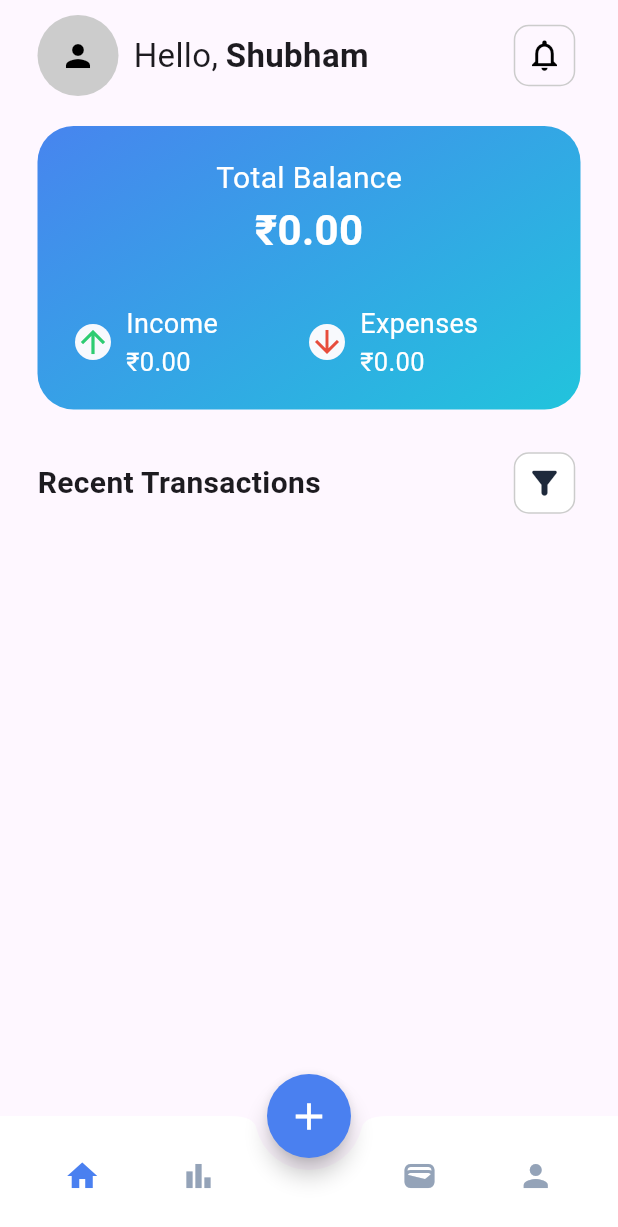
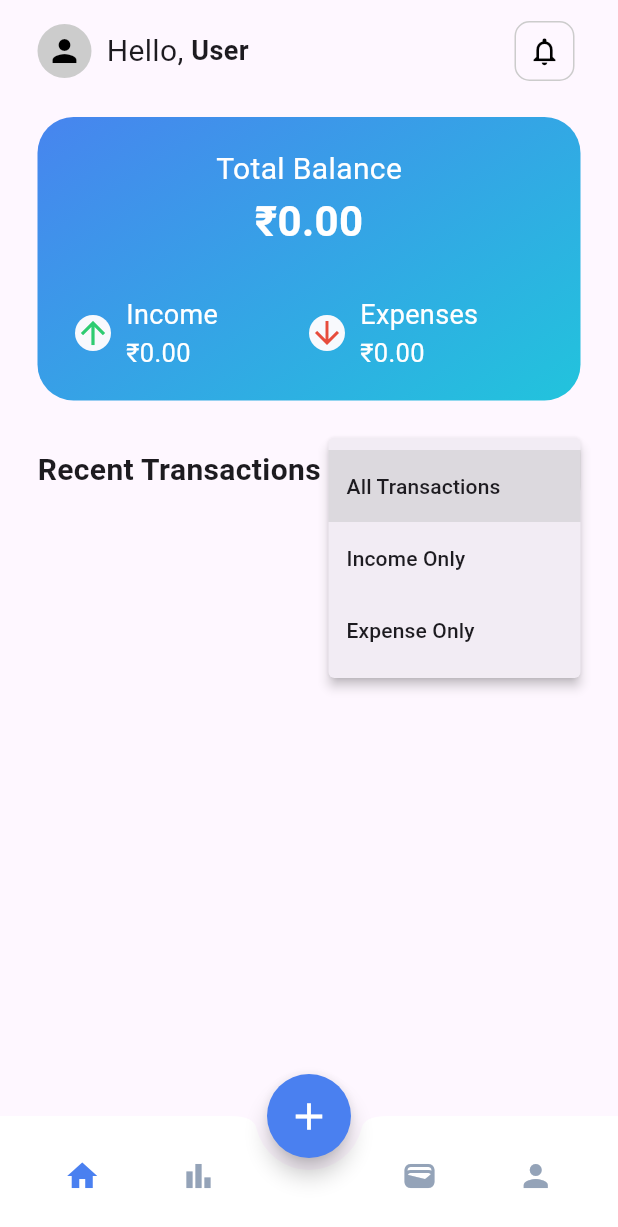
Before and after one commit to ShubhamSharma170/expenses_tracker, a Flutter app: the screen it shows once a user with an empty profile is signed in, after a tap on the "filter alt" icon, on a phone screen of 412 x 824 dp. Shown: the top 1227 px of the screen. Run offline on Flutter 3.47's test engine with Material 3 defaults, Android fonts, the phone set to English and light mode, and no system bars; our stand-ins replace cloud_firestore, firebase_auth, firebase_core; accounts and stored records are empty.

Commit message:
Add dynamic user greeting and transaction type filters

```diff
--- a/lib/provider/transaction_provider.dart
+++ b/lib/provider/transaction_provider.dart
@@ -4,11 +4,14 @@ import 'package:exppence_tracker/services/firebase_services.dart';
 import 'package:firebase_auth/firebase_auth.dart';
 import 'package:flutter/material.dart';
 
+enum TransactionFilter { all, income, expense } // [NEW]
+
 class TransactionProvider with ChangeNotifier {
   final FirestoreServices _firestoreServices = FirestoreServices();
   final FirebaseAuth _auth = FirebaseAuth.instance;
 
   List<TransactionModel> _transactions = [];
+  TransactionFilter _selectedFilter = TransactionFilter.all; // [NEW]
   StreamSubscription<List<TransactionModel>>? _transactionSubscription;
   StreamSubscription<User?>? _authSubscription;
 
@@ -21,13 +24,47 @@ class TransactionProvider with ChangeNotifier {
         // Clear previous user's data and stop listening on logout
         _transactionSubscription?.cancel();
         _transactions = [];
+        _selectedFilter = TransactionFilter.all; // [NEW]
         notifyListeners();
       }
     });
   }
 
-  // Return an unmodifiable list to prevent accidental external mutations
+  // Return an unmodifiable list of all transactions
   List<TransactionModel> get transactions => List.unmodifiable(_transactions);
+
+  TransactionFilter get selectedFilter => _selectedFilter; // [NEW]
+
+  // Return transactions filtered by the active filter option // [NEW]
+  List<TransactionModel> get filteredTransactions {
+    switch (_selectedFilter) {
+      case TransactionFilter.income:
+        return List.unmodifiable(
+          _transactions.where(
+            (item) => item.type == TransactionType.income,
+          ), // [NEW]
+        ); // [NEW]
+      case TransactionFilter.expense: // [NEW]
+        return List.unmodifiable(
+          // [NEW]
+          _transactions.where(
+            (item) => item.type == TransactionType.expense,
+          ), // [NEW]
+        ); // [NEW]
+      case TransactionFilter.all: // [NEW]
+        return List.unmodifiable(_transactions); // [NEW]
+    }
+  }
+
+  // Update the active transaction filter and rebuild listeners // [NEW]
+  void setFilter(TransactionFilter filter) {
+    // [NEW]
+    if (_selectedFilter != filter) {
+      // [NEW]
+      _selectedFilter = filter; // [NEW]
+      notifyListeners(); // [NEW]
+    } // [NEW]
+  } // [NEW]
 
   // Calculate total income from the current user's transactions
   double get totalIncome {
@@ -62,8 +99,8 @@ class TransactionProvider with ChangeNotifier {
     final uid = _auth.currentUser?.uid;
     if (uid == null) return;
 
-    final removedTx = _transactions[index];
-    _transactions.removeAt(index);
+    final removedTx = filteredTransactions[index]; // [UPDATED]
+    _transactions.removeWhere((tx) => tx.id == removedTx.id); // [UPDATED]
     notifyListeners();
 
     if (removedTx.id.isNotEmpty) {
@@ -80,8 +117,9 @@ class TransactionProvider with ChangeNotifier {
   // Subscribe to real-time transaction updates for the given user UID
   void listenToTransactions(String uid) {
     _transactionSubscription?.cancel();
-    _transactionSubscription =
-        _firestoreServices.getTransactions(uid).listen((updatedList) {
+    _transactionSubscription = _firestoreServices.getTransactions(uid).listen((
+      updatedList,
+    ) {
       _transactions = updatedList;
       notifyListeners();
     });
--- a/lib/screen/home.dart
+++ b/lib/screen/home.dart
@@ -22,9 +22,14 @@ class _HomeScreenState extends State<HomeScreen> {
   @override
   Widget build(BuildContext context) {
     var mq = MediaQuery.of(context).size.width;
+    final authProvider = context.watch<AuthClassProvider>();
+    final displayName = authProvider.userName.isNotEmpty
+        ? authProvider.userName
+        : "User";
 
     final txProvider = context.watch<TransactionProvider>();
-    final transactions = txProvider.transactions;
+    final transactions = txProvider
+        .filteredTransactions; // Use filtered transactions based on the selected filter
     return Scaffold(
       body: SafeArea(
         child: Container(
@@ -36,10 +41,11 @@ class _HomeScreenState extends State<HomeScreen> {
               Row(
                 mainAxisAlignment: MainAxisAlignment.spaceBetween,
                 children: [
-                  Row(
+                  Expanded(
+                    child: Row(
                       children: [
                         CircleAvatar(
-                        radius: 27,
+                          radius: 18,
                           backgroundColor: AppColors.grey,
                           child: Icon(
                             Icons.person,
@@ -48,16 +54,21 @@ class _HomeScreenState extends State<HomeScreen> {
                           ),
                         ),
                         SizedBox(width: 10),
-                      Text("Hello,", style: TextStyle(fontSize: 22)),
+                        Text("Hello,", style: TextStyle(fontSize: 20)),
                         SizedBox(width: 5),
-                      Text(
-                        "Shubham",
+                        Flexible(
+                          child: Text(
+                            displayName,
+                            maxLines: 1,
+                            overflow: TextOverflow.ellipsis,
                             style: TextStyle(
-                          fontSize: 22,
+                              fontSize: 18,
                               fontWeight: FontWeight.bold,
                             ),
                           ),
+                        ),
                       ],
+                    ),
                   ),
                   SizedBox(width: 10),
                   IconButton(
@@ -73,7 +84,7 @@ class _HomeScreenState extends State<HomeScreen> {
                     onPressed: () async {
                       await context.read<AuthClassProvider>().logout();
                     },
-                    icon: Icon(Icons.notifications_none_outlined, size: 25),
+                    icon: Icon(Icons.notifications_none_outlined, size: 22),
                   ),
                 ],
               ),
@@ -219,32 +230,82 @@ class _HomeScreenState extends State<HomeScreen> {
 
               SizedBox(height: 25),
               // Transaction List
+              // Transaction List Header with Filter Menu
               Row(
                 mainAxisAlignment: MainAxisAlignment.spaceBetween,
                 children: [
-                  Text(
+                  Row(
+                    children: [
+                      const Text(
                         "Recent Transactions",
-                    style: TextStyle(fontSize: 20, fontWeight: FontWeight.bold),
+                        style: TextStyle(
+                          fontSize: 20,
+                          fontWeight: FontWeight.bold,
                         ),
-                  IconButton(
-                    style: ButtonStyle(
-                      backgroundColor: WidgetStateProperty.all<Color>(
-                        AppColors.white,
                       ),
-                      shape: WidgetStateProperty.all<RoundedRectangleBorder>(
-                        RoundedRectangleBorder(
-                          borderRadius: BorderRadius.circular(10.0),
-                          side: BorderSide(color: AppColors.grey),
+                      if (txProvider.selectedFilter !=
+                          TransactionFilter.all) ...[
+                        const SizedBox(width: 8),
+                        Container(
+                          padding: const EdgeInsets.symmetric(
+                            horizontal: 8,
+                            vertical: 2,
+                          ),
+                          decoration: BoxDecoration(
+                            color: AppColors.cardGradientStart.withValues(
+                              alpha: 0.12,
+                            ),
+                            borderRadius: BorderRadius.circular(8),
+                          ),
+                          child: Text(
+                            txProvider.selectedFilter.name.toUpperCase(),
+                            style: TextStyle(
+                              fontSize: 12,
+                              fontWeight: FontWeight.bold,
+                              color: AppColors.cardGradientStart,
                             ),
                           ),
                         ),
-                    onPressed: () {},
-                    icon: Icon(
+                      ],
+                    ],
+                  ),
+                  PopupMenuButton<TransactionFilter>(
+                    // [UPDATED]
+                    initialValue: txProvider.selectedFilter,
+                    onSelected: (TransactionFilter filter) {
+                      context.read<TransactionProvider>().setFilter(filter);
+                    },
+                    itemBuilder: (BuildContext context) => [
+                      const PopupMenuItem(
+                        value: TransactionFilter.all,
+                        child: Text("All Transactions"),
+                      ),
+                      const PopupMenuItem(
+                        value: TransactionFilter.income,
+                        child: Text("Income Only"),
+                      ),
+                      const PopupMenuItem(
+                        value: TransactionFilter.expense,
+                        child: Text("Expense Only"),
+                      ),
+                    ],
+                    child: Container(
+                      padding: const EdgeInsets.all(8),
+                      decoration: BoxDecoration(
+                        color: AppColors.white,
+                        borderRadius: BorderRadius.circular(10.0),
+                        border: Border.all(color: AppColors.grey),
+                      ),
+                      child: Icon(
                         Icons.filter_alt_rounded,
                         size: 25,
-                      color: AppColors.textDark,
+                        color:
+                            txProvider.selectedFilter == TransactionFilter.all
+                            ? AppColors.textDark
+                            : AppColors.cardGradientStart,
                       ),
                     ),
+                  ), // [UPDATED]
                 ],
               ),
               SizedBox(height: 20),
@@ -727,180 +788,4 @@ class _HomeScreenState extends State<HomeScreen> {
       },
     );
   }
-  // Widget _buildAddTransactionSheet() {
-  //   double mq = MediaQuery.of(context).size.width;
-  //   return Padding(
-  //     padding: EdgeInsets.only(
-  //       bottom: MediaQuery.of(context).viewInsets.bottom,
-  //     ),
-  //     child: SingleChildScrollView(
-  //       child: Container(
-  //         width: double.infinity,
-  //         padding: EdgeInsets.all(20),
-  //         decoration: BoxDecoration(
-  //           color: AppColors.white,
-  //           borderRadius: BorderRadius.vertical(top: Radius.circular(20)),
-  //         ),
-  //         child: Column(
-  //           mainAxisSize: MainAxisSize.min,
-  //           children: [
-  //             // 1. Drag Handle
-  //             Container(
-  //               width: 40,
-  //               height: 4,
-  //               decoration: BoxDecoration(
-  //                 color: Colors.grey.shade300,
-  //                 borderRadius: BorderRadius.circular(10),
-  //               ),
-  //             ),
-  //             const SizedBox(height: 20),
-
-  //             // 2. Heading Text
-  //             const Text(
-  //               "Add Transaction",
-  //               style: TextStyle(fontSize: 20, fontWeight: FontWeight.bold),
-  //             ),
-  //             const SizedBox(height: 30),
-  //             // toggle buttons for income and expense
-  //             SizedBox(
-  //               // color: Colors.red,
-  //               width: mq * 0.6,
-  //               child: Row(
-  //                 mainAxisAlignment: MainAxisAlignment.center,
-  //                 children: [
-  //                   GestureDetector(
-  //                     onTap: () {
-  //                       setState(() {
-  //                         _selectedType = TransactionType.income;
-  //                       });
-  //                     },
-  //                     child: Container(
-  //                       padding: EdgeInsets.symmetric(
-  //                         vertical: 8,
-  //                         horizontal: 15,
-  //                       ),
-  //                       decoration: BoxDecoration(
-  //                         color: AppColors.incomeGreen,
-  //                         borderRadius: BorderRadius.circular(10),
-  //                       ),
-  //                       child: Text(
-  //                         "Income",
-  //                         style: TextStyle(
-  //                           fontSize: 18,
-  //                           color: AppColors.white,
-  //                         ),
-  //                       ),
-  //                     ),
-  //                   ),
-  //                   SizedBox(width: 10),
-  //                   GestureDetector(
-  //                     onTap: () {
-  //                       setState(() {
-  //                         _selectedType = TransactionType.expense;
-  //                       });
-  //                     },
-  //                     child: Container(
-  //                       padding: EdgeInsets.symmetric(
-  //                         vertical: 8,
-  //                         horizontal: 15,
-  //                       ),
-  //                       decoration: BoxDecoration(
-  //                         color: AppColors.red,
-  //                         borderRadius: BorderRadius.circular(10),
-  //                       ),
-  //                       child: Text(
-  //                         "Expense",
-  //                         style: TextStyle(
-  //                           fontSize: 18,
-  //                           color: AppColors.white,
-  //                         ),
-  //                       ),
-  //                     ),
-  //                   ),
-  //                 ],
-  //               ),
-  //             ),
-  //             SizedBox(height: 20),
-  //             Container(
-  //               decoration: BoxDecoration(
-  //                 color: AppColors.white,
-  //                 borderRadius: BorderRadius.circular(10),
-  //                 border: Border.all(color: AppColors.grey, width: 1),
-  //               ),
-  //               padding: EdgeInsets.all(15),
-  //               child: Column(
-  //                 children: [
-  //                   TextField(
-  //                     controller: _titleController,
-  //                     decoration: InputDecoration(labelText: "Title"),
-  //                   ),
-  //                   SizedBox(height: 10),
-  //                   TextField(
-  //                     controller: _amountController,
-  //                     decoration: InputDecoration(labelText: "Amount"),
-  //                     keyboardType: TextInputType.number,
-  //                   ),
-  //                 ],
-  //               ),
-  //             ),
-  //             SizedBox(height: 20),
-  //             DropdownButtonFormField(
-  //               value: _selectedCategory,
-  //               decoration: InputDecoration(
-  //                 labelText: "Category",
-  //                 border: OutlineInputBorder(
-  //                   borderRadius: BorderRadius.circular(10),
-  //                   borderSide: BorderSide(color: AppColors.grey),
-  //                 ),
-  //               ),
-  //               icon: Icon(Icons.keyboard_arrow_down_rounded),
-  //               items: CategoryHelper.categories.map((category) {
-  //                 return DropdownMenuItem<String>(
-  //                   value: category.name,
-  //                   child: Row(
-  //                     children: [
-  //                       Icon(category.icon, color: AppColors.textDark),
-  //                       SizedBox(width: 10),
-  //                       Text(category.name),
-  //                     ],
-  //                   ),
-  //                 );
-  //               }).toList(),
-  //               onChanged: (value) {
-  //                 if (value != null) {
-  //                   setState(() {
-  //                     _selectedCategory = value;
-  //                     _selectedIcon = CategoryHelper.getIcon(value);
-  //                   });
-  //                 }
-  //               },
-  //             ),
-  //             SizedBox(height: 20),
-  //             ElevatedButton(
-  //               style: ElevatedButton.styleFrom(
-  //                 backgroundColor: AppColors.cardGradientStart,
-  //                 elevation: 0,
-  //                 padding: EdgeInsets.symmetric(vertical: 15, horizontal: 30),
-  //                 shape: RoundedRectangleBorder(
-  //                   borderRadius: BorderRadius.circular(14),
-  //                 ),
-  //               ),
-  //               onPressed: () {
-  //                 addTransaction();
-  //               },
-  //               child: const Text(
-  //                 "Save Transaction",
-  //                 style: TextStyle(
-  //                   fontSize: 18,
-  //                   fontWeight: FontWeight.bold,
-  //                   color: Colors.white,
-  //                 ),
-  //               ),
-  //             ),
-  //           ],
-  //         ),
-  //       ),
-  //     ),
-  //   );
-  // }
 }
--- a/lib/services/auth_service.dart
+++ b/lib/services/auth_service.dart
@@ -1,6 +1,7 @@
+import 'dart:async';
 import 'package:cloud_firestore/cloud_firestore.dart';
 import 'package:firebase_auth/firebase_auth.dart';
-import 'package:flutter/foundation.dart';
+import 'package:flutter/material.dart';
 
 class AuthResult {
   final bool isSuccess;
@@ -14,11 +15,11 @@ class AuthServiceClass {
   final FirebaseAuth _auth = FirebaseAuth.instance;
   final FirebaseFirestore _firestore = FirebaseFirestore.instance;
 
-  // Getter for auth state stream & current user
+  // Expose the authentication state stream and current user
   Stream<User?> get authStateChanges => _auth.authStateChanges();
   User? get currentUser => _auth.currentUser;
 
-  // Method for signup
+  // Register a new user and store their profile details in Firestore
   Future<AuthResult> signUpWithEmailAndPassword(
     String email,
     String password,
@@ -29,6 +30,10 @@ class AuthServiceClass {
         email: email.trim(),
         password: password,
       );
+
+      // Save the user's display name in Firebase Auth as well
+      await userCredential.user?.updateDisplayName(name.trim());
+
       await _firestore.collection('users').doc(userCredential.user?.uid).set({
         'uid': userCredential.user?.uid,
         'email': email.trim(),
@@ -49,7 +54,7 @@ class AuthServiceClass {
     }
   }
 
-  // Method for login
+  // Sign in an existing user with email and password
   Future<AuthResult> loginWithEmailAndPassword(
     String email,
     String password,
@@ -73,7 +78,21 @@ class AuthServiceClass {
     }
   }
 
-  // Method for logout
+  // Fetch the user's profile document from Firestore
+  Future<Map<String, dynamic>?> getUserProfile(String uid) async {
+    try {
+      final doc = await _firestore.collection('users').doc(uid).get();
+      if (doc.exists) {
+        return doc.data();
+      }
+      return null;
+    } catch (e) {
+      debugPrint('Error fetching user profile: $e');
+      return null;
+    }
+  }
+
+  // Sign out the currently authenticated user
   Future<void> signOut() async {
     await _auth.signOut();
   }
@@ -84,16 +103,44 @@ class AuthServiceClass {
 // =========================================================================
 class AuthClassProvider extends ChangeNotifier {
   final AuthServiceClass _authService = AuthServiceClass();
+  StreamSubscription<User?>? _authSubscription;
 
   bool _isLoading = false;
   bool get isLoading => _isLoading;
 
+  String _userName = '';
+  String get userName => _userName;
+
   User? get currentUser => _authService.currentUser;
   Stream<User?> get authStateChanges => _authService.authStateChanges;
+
+  // Listen to auth changes so the user's name loads automatically on app start or login
+  AuthClassProvider() {
+    _authSubscription = _authService.authStateChanges.listen((User? user) {
+      if (user != null) {
+        loadUserProfile(user.uid);
+      } else {
+        _userName = '';
+        notifyListeners();
+      }
+    });
+  }
 
   void _setLoading(bool value) {
     _isLoading = value;
     notifyListeners();
+  }
+
+  // Load the current user's name from Firestore into provider state
+  Future<void> loadUserProfile(String uid) async {
+    final profileData = await _authService.getUserProfile(uid);
+    if (profileData != null && profileData['name'] != null) {
+      _userName = profileData['name'].toString().trim();
+      notifyListeners();
+    } else if (_authService.currentUser?.displayName != null) {
+      _userName = _authService.currentUser!.displayName!.trim();
+      notifyListeners();
+    }
   }
 
   Future<AuthResult> signUp({
@@ -107,6 +154,9 @@ class AuthClassProvider extends ChangeNotifier {
       password,
       name,
     );
+    if (result.isSuccess) {
+      _userName = name.trim();
+    }
     _setLoading(false);
     return result;
   }
@@ -120,92 +170,22 @@ class AuthClassProvider extends ChangeNotifier {
       email,
       password,
     );
+    if (result.isSuccess && _authService.currentUser != null) {
+      await loadUserProfile(_authService.currentUser!.uid);
+    }
     _setLoading(false);
     return result;
   }
 
   Future<void> logout() async {
     await _authService.signOut();
+    _userName = '';
     notifyListeners();
   }
+
+  @override
+  void dispose() {
+    _authSubscription?.cancel();
+    super.dispose();
+  }
 }
-
-// // ignore_for_file: unused_local_variable
-
-// import 'package:cloud_firestore/cloud_firestore.dart';
-// import 'package:firebase_auth/firebase_auth.dart';
-
-// class AuthResult {
-//   final bool isSuccess;
-//   final String? errorMessage;
-
-//   AuthResult.success() : isSuccess = true, errorMessage = null;
-//   AuthResult.failure(this.errorMessage) : isSuccess = false;
-// }
-
-// class AuthServiceClass {
-//   final FirebaseAuth _auth = FirebaseAuth.instance;
-//   FirebaseFirestore firestore = FirebaseFirestore.instance;
-
-//   // method for signup
-//   Future<AuthResult> signUpWithEmailAndPassword(
-//     String email,
-//     String password,
-//     String name,
-//   ) async {
-//     UserCredential? userCredential;
-//     try {
-//       final userCredential = await _auth.createUserWithEmailAndPassword(
-//         email: email.trim(),
-//         password: password,
-//       );
-//       await firestore.collection('users').doc(userCredential.user?.uid).set({
-//         'uid': userCredential.user?.uid,
-//         'email': email,
-//         'name': name,
-//         'createdAt': FieldValue.serverTimestamp(),
-//       });
-//       return AuthResult.success();
-//     } on FirebaseAuthException catch (e) {
-//       print(e.message);
-//       return AuthResult.failure(
-//         e.message ?? "An unknown error occurred. Please try again later.",
-//       );
-//     } catch (e) {
-//       print(e);
-//       return AuthResult.failure(
-//         "An unknown error occurred. Please try again later.",
-//       );
-//     }
-//   }
-
-//   // method for login
-//   Future<AuthResult> loginWithEmailAndPassword(
-//     String email,
-//     String password,
-//   ) async {
-//     UserCredential? userCredential;
-//     try {
-//       final userCredential = await _auth.signInWithEmailAndPassword(
-//         email: email.trim(),
-//         password: password,
-//       );
-//       return AuthResult.success();
-//     } on FirebaseAuthException catch (e) {
-//       print(e.message);
-//       return AuthResult.failure(
-//         e.message ?? "An unknown error occurred. Please try again later.",
-//       );
-//     } catch (e) {
-//       print(e);
-//       return AuthResult.failure(
-//         "An unknown error occurred. Please try again later.",
-//       );
-//     }
-//   }
-
-//   // method for logout
-//   Future<void> signOut() async {
-//     await _auth.signOut();
-//   }
-// }
```
Lines whose indentation alone changed are shown as unchanged.
